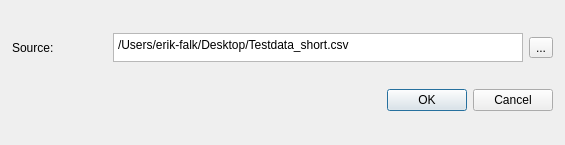
erikfalk/SAM_Sensorauswertung, file addfile.ui: the form before one commit.
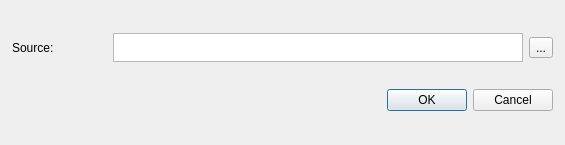
The form after the commit.

Commit message: changed response if user choose wrong files

```diff
--- a/addfile.ui
+++ b/addfile.ui
@@ -65,7 +65,7 @@
          </size>
         </property>
         <property name="plainText">
-         <string>/Users/erik-falk/Desktop/Testdata_short.csv</string>
+         <string/>
         </property>
        </widget>
       </item>
```
The commit also changes 12 other files.
